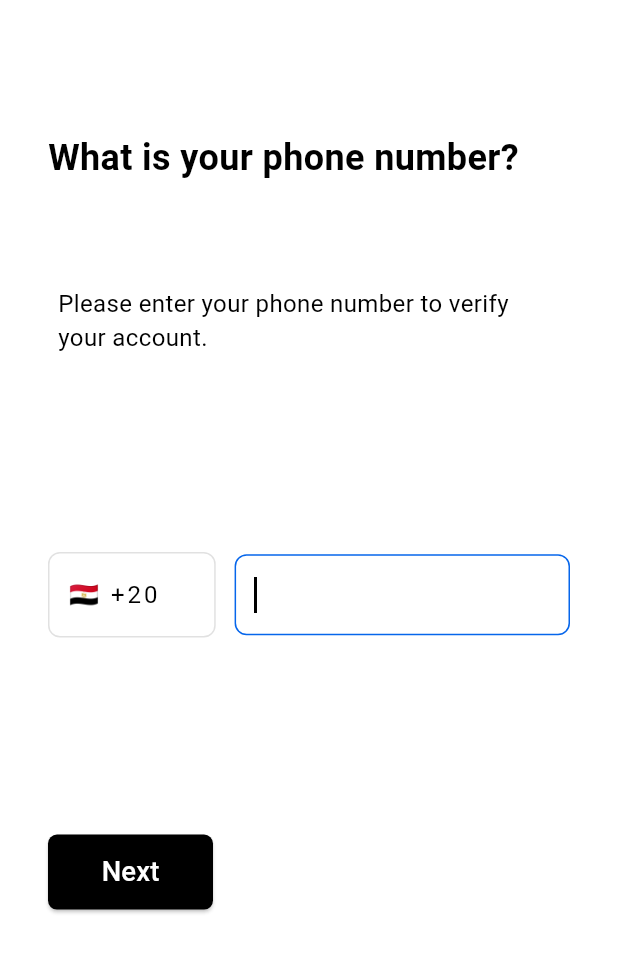
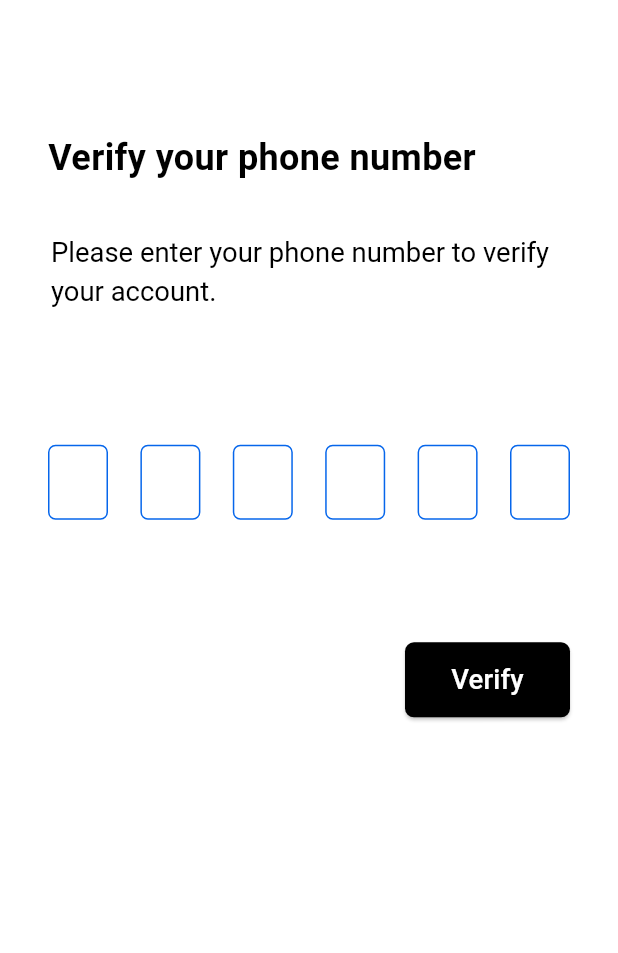
Before and after one commit to Alaataher027/flutter_maps, a Flutter app: the screen it shows after launch, after a tap on "Next", on a phone screen of 412 x 824 dp. Shown: the top 953 px of the screen. Run offline on Flutter 3.47's test engine with Material 3 defaults, Android fonts, the phone set to English and light mode, and no system bars; drawn by our look-alikes of pin_code_fields; our stand-ins replace firebase_core, flutter_screenutil, flutter_svg; accounts and stored records are empty.

Commit message:
otp and finish auth ui screens

```diff
--- /dev/null
+++ b/devtools_options.yaml
@@ -0,0 +1,3 @@
+description: This file stores settings for Dart & Flutter DevTools.
+documentation: https://docs.flutter.dev/tools/devtools/extensions#configure-extension-enablement-states
+extensions:
--- a/lib/app_router.dart
+++ b/lib/app_router.dart
@@ -1,4 +1,7 @@
+import 'package:flutter/cupertino.dart';
 import 'package:flutter/material.dart';
+import 'package:flutter_maps/presentation/screens/finish_auth_screen.dart';
+import 'package:flutter_maps/presentation/screens/otp_screen.dart';
 
 import 'constants/strings.dart';
 import 'presentation/screens/login_screen.dart';
@@ -8,11 +11,18 @@ class AppRouter {
     switch (settings.name) {
       case loginScreen:
         return MaterialPageRoute(builder: (_) => LoginScreen());
+      case otpScreen:
+        return CupertinoPageRoute(builder: (_) => OtpScreen(phoneNumber: ""));
+      case finishScreen:
+        return CupertinoPageRoute(builder: (_) => FinishAuthScreen());
       default:
         return MaterialPageRoute(
-          builder: (_) => Scaffold(
-            body: Center(child: Text("No route defined for ${settings.name}")),
-          ),
+          builder:
+              (_) => Scaffold(
+                body: Center(
+                  child: Text("No route defined for ${settings.name}"),
+                ),
+              ),
         );
     }
   }
--- a/lib/constants/strings.dart
+++ b/lib/constants/strings.dart
@@ -1 +1,3 @@
 const loginScreen = "/";
+const otpScreen = "/otp-screen";
+const finishScreen = "/finish-screen";
--- /dev/null
+++ b/lib/helper/functions.dart
@@ -0,0 +1,5 @@
+import 'package:intl/intl.dart';
+
+bool isArabic() {
+  return Intl.getCurrentLocale() == 'ar';
+}
--- a/lib/l10n/intl_en.arb
+++ b/lib/l10n/intl_en.arb
@@ -1,8 +1,11 @@
 {
     "login_title": "What is your phone number?",
-    "login_disc": "Please enter your phone number to verify\nyour account.",
+    "login_disc": "Please enter your phone number to verify your account.",
     "next": "Next",
     "verify" : "Verify",
     "enter_number_warn" : "Please Enter Your Phone Number!",
-    "too_short_num_warn": "Too short for a phone number!"
+    "too_short_num_warn": "Too short for a phone number!",
+    "verify_your_phone" : "Verify your phone number",
+    "almost_done" : "You're almost done to get started, let's do it...",
+    "done" : "Done"
 }
--- a/lib/main.dart
+++ b/lib/main.dart
@@ -1,7 +1,6 @@
 import 'package:firebase_core/firebase_core.dart';
 import 'package:flutter/material.dart';
 import 'package:flutter_localizations/flutter_localizations.dart';
-import 'package:flutter_maps/constants/strings.dart';
 import 'package:flutter_screenutil/flutter_screenutil.dart';
 import 'generated/l10n.dart';
 
@@ -27,6 +26,7 @@ class MyApp extends StatelessWidget {
       splitScreenMode: true,
 
       child: MaterialApp(
+        locale: const Locale('en'),
         localizationsDelegates: [
           S.delegate,
           GlobalMaterialLocalizations.delegate,
--- a/lib/presentation/screens/login_screen.dart
+++ b/lib/presentation/screens/login_screen.dart
@@ -1,9 +1,9 @@
 import 'package:flutter/material.dart';
-import 'package:flutter_maps/constants/colors.dart';
+import 'package:flutter_maps/constants/strings.dart';
+import 'package:flutter_maps/presentation/widgets/custom_button.dart';
 import 'package:flutter_maps/presentation/widgets/phoneFormField.dart';
 import 'package:flutter_screenutil/flutter_screenutil.dart';
 import '../../generated/l10n.dart';
-import 'package:intl/intl.dart';
 
 class LoginScreen extends StatefulWidget {
   LoginScreen({super.key});
@@ -13,7 +13,7 @@ class LoginScreen extends StatefulWidget {
 }
 
 class _LoginScreenState extends State<LoginScreen> {
-  GlobalKey<FormState> formKey = GlobalKey();
+  final GlobalKey<FormState> phoneFormKey = GlobalKey();
   String? phoneNumber;
 
   @override
@@ -21,8 +21,9 @@ class _LoginScreenState extends State<LoginScreen> {
     return SafeArea(
       child: Scaffold(
         backgroundColor: Colors.white,
-        body: Form(
-          key: formKey,
+        body: SingleChildScrollView(
+          child: Form(
+            key: phoneFormKey,
             child: Container(
               margin: EdgeInsets.symmetric(horizontal: 32, vertical: 88),
               child: Column(
@@ -30,31 +31,25 @@ class _LoginScreenState extends State<LoginScreen> {
                 children: [
                   _buildIntroTexts(context),
                   SizedBox(height: 110.h),
-                // _buildPhoneFormField(context),
                   Phoneformfield(
                     onSaved: (value) {
                       phoneNumber = value ?? '';
                     },
                   ),
                   SizedBox(height: 110.h),
-                Align(
-                  alignment: Alignment.centerLeft,
-                  child: ElevatedButton(
-                    onPressed: () {},
-                    style: ElevatedButton.styleFrom(
-                      minimumSize: Size(110, 50),
-                      backgroundColor: Colors.black,
-                      shape: RoundedRectangleBorder(
-                        borderRadius: BorderRadius.circular(6),
-                      ),
-                    ),
-                    child: Text(
-                      S.of(context).next,
-                      style: TextStyle(color: Colors.white, fontSize: 16.sp),
-                    ),
-                  ),
+                  CustomButton(
+                    title: S.of(context).next,
+                    onPressed: () {
+                      Navigator.pushNamed(
+                        context,
+                        otpScreen,
+                        arguments: phoneNumber,
+                      );
+                    },
+                    width: 110,
                   ),
                 ],
+              ),
             ),
           ),
         ),
@@ -62,9 +57,9 @@ class _LoginScreenState extends State<LoginScreen> {
     );
   }
 
-
   Widget _buildIntroTexts(BuildContext context) {
     return Column(
+      crossAxisAlignment: CrossAxisAlignment.start,
       children: [
         Text(
           S.of(context).login_title,
@@ -74,7 +69,7 @@ class _LoginScreenState extends State<LoginScreen> {
             fontWeight: FontWeight.bold,
           ),
         ),
-        SizedBox(height: MediaQuery.of(context).size.height / 12),
+        SizedBox(height: MediaQuery.of(context).size.height / 25),
         Container(
           margin: EdgeInsets.symmetric(horizontal: 2),
           child: Text(
@@ -85,10 +80,6 @@ class _LoginScreenState extends State<LoginScreen> {
       ],
     );
   }
-}
-
-bool isArabic() {
-  return Intl.getCurrentLocale() == 'ar';
 }
 
 
--- /dev/null
+++ b/lib/presentation/screens/otp_screen.dart
@@ -0,0 +1,116 @@
+import 'package:flutter/material.dart';
+import 'package:flutter_maps/constants/colors.dart';
+import 'package:flutter_maps/constants/strings.dart';
+import 'package:flutter_maps/generated/l10n.dart';
+import 'package:flutter_maps/presentation/widgets/custom_button.dart';
+import 'package:flutter_screenutil/flutter_screenutil.dart';
+import 'package:pin_code_fields/pin_code_fields.dart';
+
+class OtpScreen extends StatelessWidget {
+  const OtpScreen({super.key, required this.phoneNumber});
+
+  final String phoneNumber;
+
+  @override
+  Widget build(BuildContext context) {
+    return SafeArea(
+      child: Scaffold(
+        backgroundColor: Colors.white,
+        body: SingleChildScrollView(
+          child: Container(
+            margin: EdgeInsets.symmetric(horizontal: 32, vertical: 88),
+            child: Column(
+              children: [
+                _buildIntroTexts(context),
+                SizedBox(height: 75.h),
+                _buildOtpFields(context),
+                SizedBox(height: 55.h),
+                CustomButton(
+                  title: S.of(context).verify,
+                  onPressed: () {
+                    Navigator.pushNamed(context, finishScreen);
+                  },
+                  width: 110,
+                ),
+              ],
+            ),
+          ),
+        ),
+      ),
+    );
+  }
+
+  Widget _buildIntroTexts(BuildContext context) {
+    return Column(
+      crossAxisAlignment: CrossAxisAlignment.start,
+      children: [
+        Text(
+          S.of(context).verify_your_phone,
+          style: TextStyle(
+            color: Colors.black,
+            fontSize: 24,
+            fontWeight: FontWeight.bold,
+          ),
+        ),
+        SizedBox(height: MediaQuery.of(context).size.height / 25),
+        Container(
+          margin: EdgeInsets.symmetric(horizontal: 2),
+          child: RichText(
+            text: TextSpan(
+              text: S.of(context).login_disc,
+              style: TextStyle(
+                color: Colors.black,
+                fontSize: 16.sp,
+                height: 1.4,
+              ),
+              children: <TextSpan>[
+                TextSpan(
+                  text: phoneNumber,
+                  style: TextStyle(color: ProjectColors.blue),
+                ),
+              ],
+            ),
+          ),
+        ),
+      ],
+    );
+  }
+}
+
+Widget _buildOtpFields(BuildContext context) {
+  return Container(
+    child: PinCodeTextField(
+      appContext: context,
+      length: 6,
+      obscureText: false,
+      autoFocus: true,
+      cursorColor: Colors.black,
+      keyboardType: TextInputType.number,
+      animationType: AnimationType.scale,
+      pinTheme: PinTheme(
+        shape: PinCodeFieldShape.box,
+        borderRadius: BorderRadius.circular(5),
+        fieldHeight: 50,
+        fieldWidth: 40,
+        borderWidth: 1,
+        activeColor: ProjectColors.blue,
+        inactiveColor: ProjectColors.blue,
+        inactiveFillColor: Colors.white,
+        activeFillColor: ProjectColors.lightBlue,
+        selectedColor: ProjectColors.blue,
+        selectedFillColor: Colors.white,
+      ),
+      animationDuration: Duration(milliseconds: 300),
+      backgroundColor: Colors.white,
+      enableActiveFill: true,
+
+      onCompleted: (code) {
+        //otpCode = code;
+        print("Completed");
+      },
+      onChanged: (value) {
+        print(value);
+      },
+    ),
+  );
+}
--- /dev/null
+++ b/lib/presentation/widgets/custom_button.dart
@@ -0,0 +1,30 @@
+import 'package:flutter/material.dart';
+import 'package:flutter_maps/helper/functions.dart';
+import 'package:flutter_screenutil/flutter_screenutil.dart';
+
+class CustomButton extends StatelessWidget {
+  const CustomButton({super.key, required this.title, this.onPressed, required this.width});
+
+  final String title;
+  final void Function()? onPressed;
+  final double width;
+
+  @override
+  Widget build(BuildContext context) {
+    return Align(
+      alignment: isArabic() ? Alignment.centerLeft : Alignment.centerRight,
+      child: ElevatedButton(
+        onPressed: onPressed,
+        style: ElevatedButton.styleFrom(
+          minimumSize: Size(width, 50),
+          backgroundColor: Colors.black,
+          shape: RoundedRectangleBorder(borderRadius: BorderRadius.circular(6)),
+        ),
+        child: Text(
+          title,
+          style: TextStyle(color: Colors.white, fontSize: 16.sp),
+        ),
+      ),
+    );
+  }
+}
```
Also changed, not shown: lib/l10n/intl_ar.arb (+6 -1 lines), lib/presentation/screens/finish_auth_screen.dart (added, +52 -0 lines), pubspec.yaml (+6 -7 lines), assets/images/check_mark.svg (added), lib/generated/intl/messages_ar.dart, lib/generated/intl/messages_en.dart, lib/generated/l10n.dart, pubspec.lock. Lines whose indentation alone changed are shown as unchanged.
